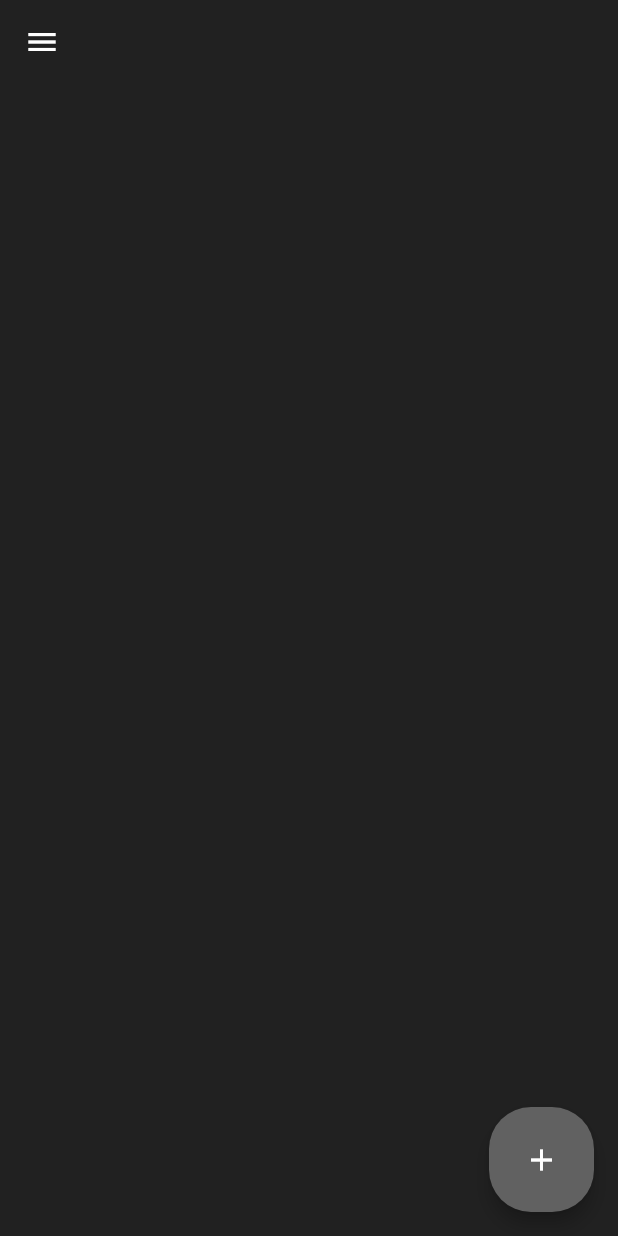
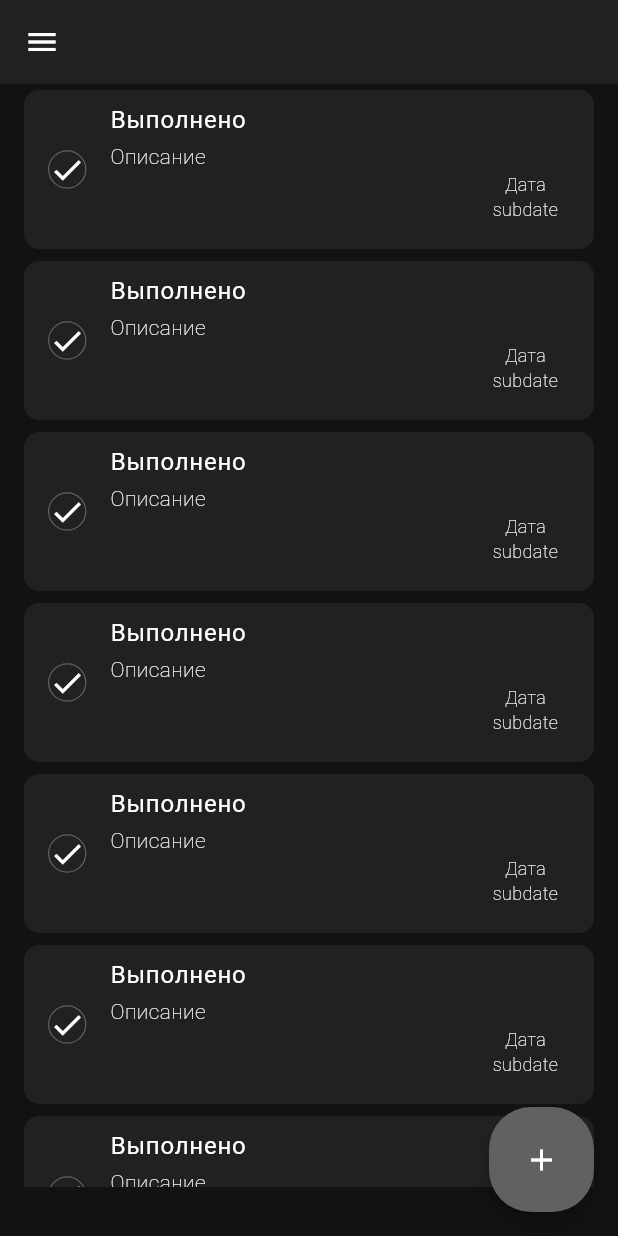
Before and after one commit to Maksim11011/everyday, a Flutter app: the screen it shows once a user with an empty profile is signed in, on a phone screen of 412 x 824 dp. Run offline on Flutter 3.47's test engine with Material 3 defaults, Android fonts, the light colour scheme and no system bars; our stand-ins replace firebase_auth, firebase_core; accounts and stored records are empty.

Commit message:
сверстал заметки

```diff
--- a/lib/pages/home_page.dart
+++ b/lib/pages/home_page.dart
@@ -1,6 +1,7 @@
 import 'package:everyday/components/my_drawer.dart';
 import 'package:everyday/components/my_fab.dart';
 import 'package:everyday/services/auth/auth_service.dart';
+import 'package:everyday/widgets/my_task_widget.dart';
 import 'package:flutter/material.dart';
 
 class HomePage extends StatefulWidget {
@@ -25,8 +26,23 @@ class _HomePageState extends State<HomePage> {
         backgroundColor: Theme.of(context).colorScheme.background,
       ),
       drawer: const MyDrawer(),
-      body: Container(
-        color: Theme.of(context).colorScheme.background,
+      body: SizedBox(
+        width: double.infinity,
+        height: double.infinity,
+        child: Column(
+          children: [
+            SizedBox(
+              width: double.infinity,
+              height: 735,
+              child: ListView.builder(
+                  itemCount: 15,
+                  scrollDirection: Axis.vertical,
+                  itemBuilder: (context, index) {
+                    return const MyTaskWidget();
+                  }),
+            )
+          ],
+        ),
       ),
       floatingActionButton: const MyFab(),
     );
--- /dev/null
+++ b/lib/widgets/my_task_widget.dart
@@ -0,0 +1,96 @@
+import 'package:flutter/material.dart';
+
+class MyTaskWidget extends StatelessWidget {
+  const MyTaskWidget({
+    super.key,
+  });
+
+  @override
+  Widget build(BuildContext context) {
+    return GestureDetector(
+      onTap: () {
+        // Перейти к деталям заметки
+      },
+      child: AnimatedContainer(
+        margin: const EdgeInsets.symmetric(
+          vertical: 4,
+          horizontal: 16,
+        ),
+        decoration: BoxDecoration(
+          borderRadius: BorderRadius.circular(10),
+          color: Theme.of(context).colorScheme.background,
+        ),
+        duration: const Duration(microseconds: 600),
+        child: ListTile(
+          // Флажок выполнения задачи
+          leading: GestureDetector(
+            onTap: () {
+              // Установить или снять флажок
+            },
+            child: AnimatedContainer(
+              duration: const Duration(milliseconds: 600),
+              decoration: BoxDecoration(
+                shape: BoxShape.circle,
+                border: Border.all(
+                    color: Theme.of(context).colorScheme.secondary, width: .8),
+              ),
+              child: const Icon(
+                Icons.check,
+              ),
+            ),
+          ),
+          // Заголовок записи
+          title: const Padding(
+            padding: EdgeInsets.only(bottom: 2),
+            child: Text(
+              'Выполнено',
+              style: TextStyle(
+                fontWeight: FontWeight.w400,
+                // decoration: TextDecoration.lineThrough,
+              ),
+            ),
+          ),
+          // Описание заметки
+          subtitle: const Column(
+            crossAxisAlignment: CrossAxisAlignment.start,
+            children: [
+              Text(
+                'Описание',
+                style: TextStyle(
+                  fontWeight: FontWeight.w200,
+                ),
+              ),
+
+              // Дата заметки
+              Align(
+                alignment: Alignment.centerRight,
+                child: Padding(
+                  padding: EdgeInsets.only(bottom: 10),
+                  child: Column(
+                    mainAxisAlignment: MainAxisAlignment.center,
+                    children: [
+                      Text(
+                        'Дата',
+                        style: TextStyle(
+                          fontWeight: FontWeight.w200,
+                          fontSize: 12,
+                        ),
+                      ),
+                      Text(
+                        'subdate',
+                        style: TextStyle(
+                          fontWeight: FontWeight.w200,
+                          fontSize: 12,
+                        ),
+                      ),
+                    ],
+                  ),
+                ),
+              )
+            ],
+          ),
+        ),
+      ),
+    );
+  }
+}
```
